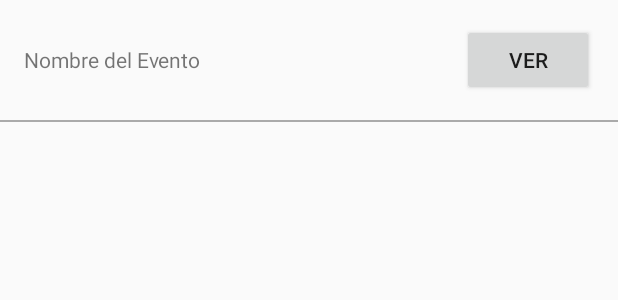
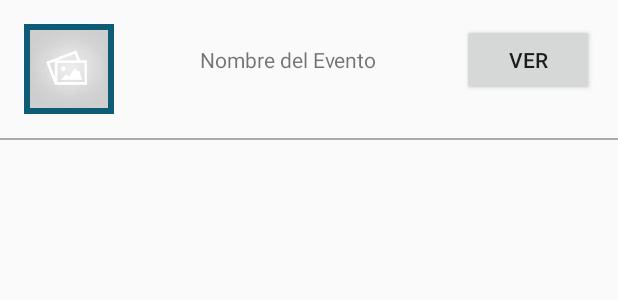
Before and after one commit to waltervillalb/TickectsGest2, an Android app: the layout item_layout.xml on its own in the app's theme, with its tools: preview values and no code run, on a phone screen of 412 x 824 dp. Shown: the top 300 px of the screen. Run offline under Robolectric (Android 15) with nearby library versions, the phone set to English and light mode, and no system bars; Roboto replaces fonts that are not available here.

Commit message:
git add gesttickets3.2

```diff
--- a/app/build.gradle
+++ b/app/build.gradle
@@ -55,7 +55,7 @@ dependencies {
     implementation 'com.github.bumptech.glide:glide:4.15.1'
     implementation 'com.google.firebase:firebase-firestore-ktx:21.0.3'
     annotationProcessor 'com.github.bumptech.glide:compiler:4.12.0'
-    implementation 'com.google.firebase:firebase-appcheck-playintegrity:16.1.2'
+    implementation 'com.google.firebase:firebase-appcheck-playintegrity:17.1.0'
     implementation 'com.google.firebase:firebase-storage-ktx'
     implementation 'androidx.recyclerview:recyclerview:1.2.1'
     implementation 'com.github.bumptech.glide:glide:4.12.0'
--- a/app/src/main/java/com/Android/tickects/Fragments/EntradasFragment.kt
+++ b/app/src/main/java/com/Android/tickects/Fragments/EntradasFragment.kt
@@ -81,4 +81,5 @@ class EntradasFragment : Fragment() {
         intent.putExtra("EXTRA_ENTRADA_ID", entradaId)
         startActivity(intent)
     }
+
 }
--- a/app/src/main/java/com/Android/tickects/eventoAdapter/Entradas.kt
+++ b/app/src/main/java/com/Android/tickects/eventoAdapter/Entradas.kt
@@ -2,6 +2,7 @@ package com.Android.tickects.eventoAdapter
 
 data class Entradas(
     var nombreEvento: String? = null,
-    var idEntrada: String = "" // Asegúrate de tener un campo para el ID de la entrada
-    // Puedes añadir aquí más campos según sea necesario, como fecha del evento, ubicación, etc.
+    var idEntrada: String = "",
+    var fecha: String = "",
+    var imageUrl: String = ""
 )
--- a/app/src/main/java/com/Android/tickects/qr_generator.kt
+++ b/app/src/main/java/com/Android/tickects/qr_generator.kt
@@ -153,7 +153,7 @@ class qr_generator : AppCompatActivity() {
     private fun iniciarCronometro() {
         countdownTimer?.cancel() // Detén el contador si está en marcha
 
-        val tiempoTotal = 50000 // Duración total en milisegundos (ejemplo: 15 segundos)
+        val tiempoTotal = 60000 // Duración total en milisegundos (ejemplo: 15 segundos)
         progressBar.max = tiempoTotal / 1000 // Configura el máximo del ProgressBar
 
         // Crea un nuevo cronometro de 15 segundos con actualizaciones cada segundo
@@ -404,4 +404,6 @@ class qr_generator : AppCompatActivity() {
                 Toast.makeText(applicationContext, "Error al agregar la entrada al destinatario: ${e.message}", Toast.LENGTH_SHORT).show()
             }
     }
+
+
 }
--- /dev/null
+++ b/app/src/main/res/drawable/borde.xml
@@ -0,0 +1,15 @@
+<?xml version="1.0" encoding="utf-8"?>
+<layer-list xmlns:android="http://schemas.android.com/apk/res/android">
+    <!-- El color del borde -->
+    <item>
+        <shape android:shape="rectangle">
+            <solid android:color="@color/color1" /> <!-- Cambia esto por el color de tu borde -->
+        </shape>
+    </item>
+    <!-- La imagen con un margen, que funciona como el borde -->
+    <item android:left="9dp" android:top="9dp" android:right="9dp" android:bottom="9dp">
+        <shape android:shape="rectangle">
+            <solid android:color="@color/colorBackLogin3" /> <!-- Cambia esto por el color de fondo de la imagen -->
+        </shape>
+    </item>
+</layer-list>
--- a/app/src/main/res/layout/item_layout.xml
+++ b/app/src/main/res/layout/item_layout.xml
@@ -12,11 +12,22 @@
         android:orientation="horizontal"
         android:padding="16dp">
 
+
+        <ImageView
+            android:id="@+id/ivFlyer"
+            android:layout_width="60dp"
+            android:layout_height="60dp"
+            android:background="@drawable/borde"
+            android:src="@drawable/placeholder"
+        android:layout_gravity="center_vertical"
+        android:padding="4dp" />
+
         <TextView
             android:id="@+id/tvNombreEvento"
-            android:layout_width="0dp"
+            android:layout_width="2dp"
             android:layout_height="wrap_content"
             android:layout_weight="1"
+            android:textAlignment="center"
             android:text="Nombre del Evento" />
 
         <Button
@@ -26,7 +37,7 @@
             android:text="Ver" />
     </LinearLayout>
 
-    <!-- Divisor -->
+
     <View
         android:layout_width="match_parent"
         android:layout_height="1dp"
```
Also changed, not shown: app/src/main/java/com/Android/tickects/CreateUserActivity.kt (+65 -17 lines), app/src/main/java/com/Android/tickects/Escaneo_de_qr.kt (+28 -8 lines), app/src/main/java/com/Android/tickects/HomeActivity.kt (+22 -1 lines), app/src/main/java/com/Android/tickects/MainActivity.kt (+7 -0 lines), app/src/main/java/com/Android/tickects/eventoAdapter/EntradasAdapter.kt (+37 -4 lines), app/src/main/res/layout/cabecera_nav.xml (+4 -4 lines), 1 other file.
